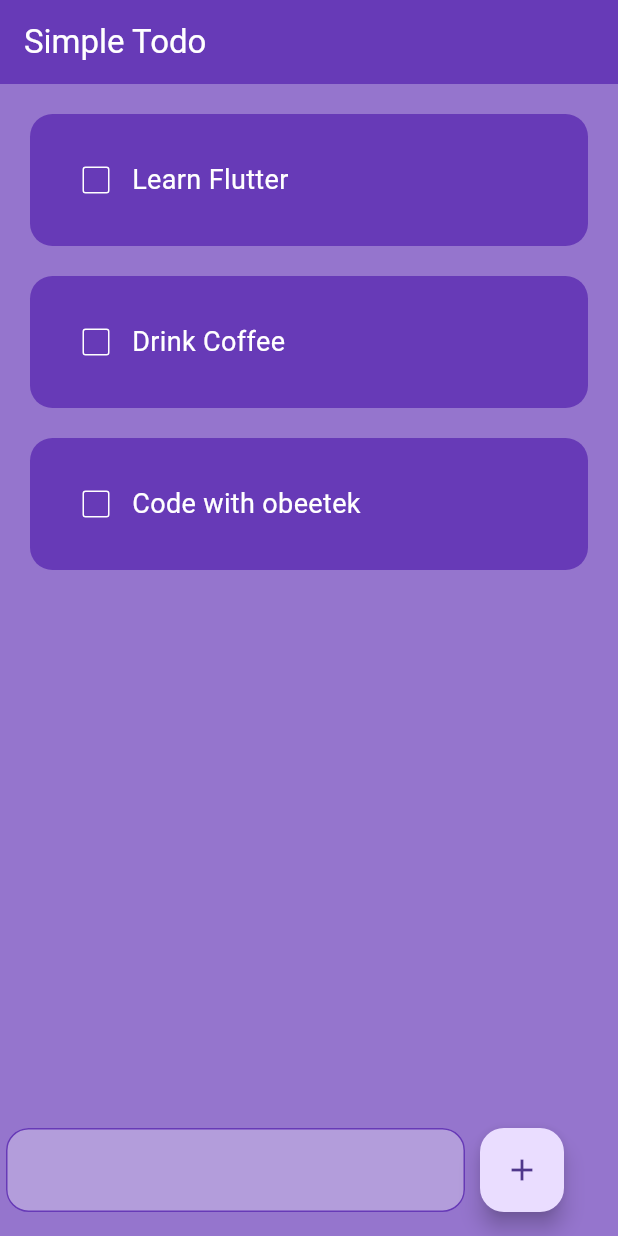
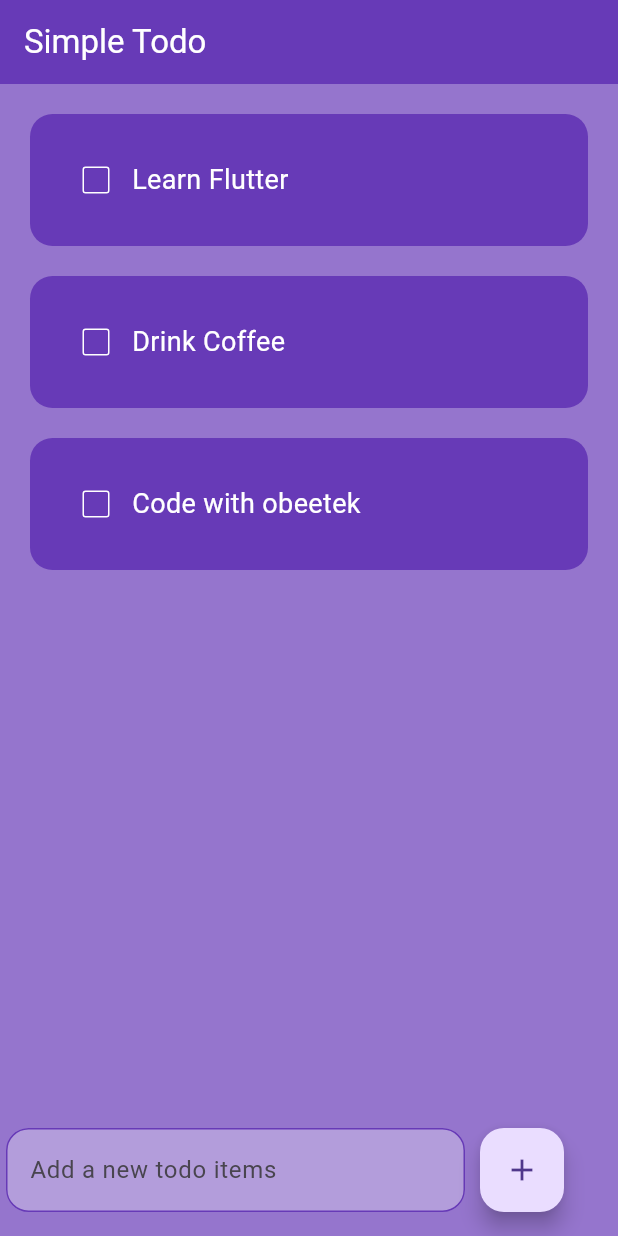
Before and after one commit to Ryuuutaaa/toDoList-flutter, a Flutter app: the screen it shows after launch, on a phone screen of 412 x 824 dp. Run offline on Flutter 3.47's test engine with Material 3 defaults, Android fonts, the phone set to English and light mode, and no system bars.

Commit message:
fixed : error emulator

```diff
--- a/lib/pages/home_page.dart
+++ b/lib/pages/home_page.dart
@@ -58,6 +58,7 @@ class _HomePageState extends State<HomePage> {
             Expanded(
               child: TextField(
                 decoration: InputDecoration(
+                  hintText: "Add a new todo items",
                   filled: true,
                   fillColor: Colors.deepPurple.shade200,
                   enabledBorder: OutlineInputBorder(
```
